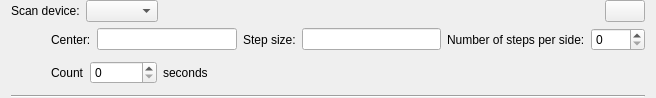
This is lib/nicos/clients/gui/panels/cmdlets/cscan.ui in mlz-ictrl/nicos as Qt 5 draws it before an edit. The edited form follows.
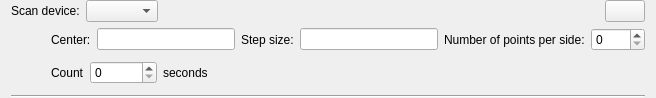
This is the edited form. Icons and pictures are not drawn.

Commit message:
terminology: use "scan point" instead of "scan step"
Fixes: #742

The edit to the form file:
```diff
--- a/lib/nicos/clients/gui/panels/cmdlets/cscan.ui
+++ b/lib/nicos/clients/gui/panels/cmdlets/cscan.ui
@@ -105,7 +105,7 @@
      <item>
       <widget class="QLabel" name="label_4">
        <property name="text">
-        <string>Number of steps per side:</string>
+        <string>Number of points per side:</string>
        </property>
       </widget>
      </item>
```
Left out of the diff: 4 changed lines with no effect on the pictures. The commit also changes 12 other files.
